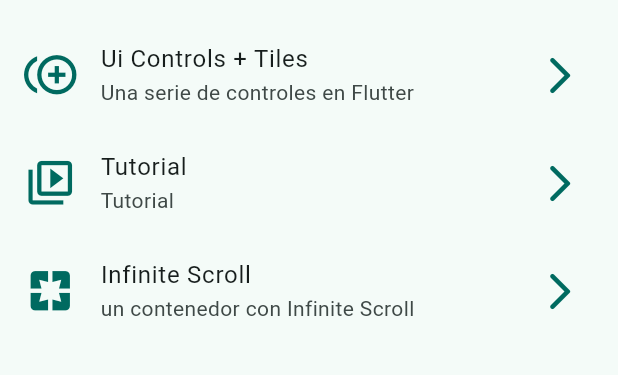
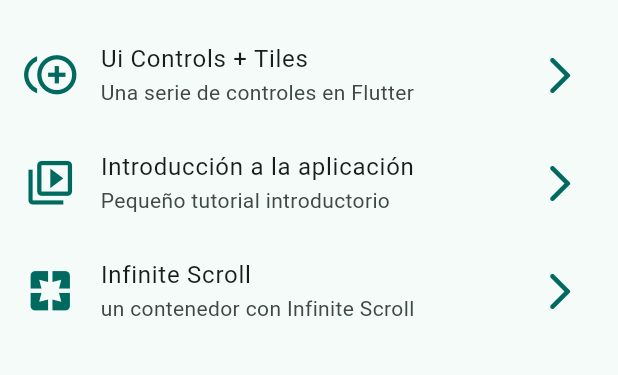
Before and after one commit to logojo/widget_app, a Flutter app: the screen it shows after launch, on a phone screen of 412 x 824 dp, the part 603-978 px from its top. Run offline on Flutter 3.47's test engine with Material 3 defaults, Android fonts, the phone set to English and light mode, and no system bars; our stand-ins replace go_router.

Commit message:
images add

```diff
--- a/lib/config/menu/menu_item.dart
+++ b/lib/config/menu/menu_item.dart
@@ -45,8 +45,8 @@ const appMenuItems = <MenuItem>[
       link: '/ui',
       icon: Icons.control_point_duplicate),
   MenuItem(
-      title: 'Tutorial',
-      subtitle: 'Tutorial',
+      title: 'Introducción a la aplicación',
+      subtitle: 'Pequeño tutorial introductorio',
       link: '/tutorial',
       icon: Icons.video_collection_outlined),
   MenuItem(
--- a/pubspec.yaml
+++ b/pubspec.yaml
@@ -18,3 +18,6 @@ dev_dependencies:
 
 flutter:
   uses-material-design: true
+
+assets:
+  - assets/images/
```
Also changed, not shown: assets/Images/1.png (added), assets/Images/2.png (added), assets/Images/3.png (added), assets/Images/jar-loading.gif (added).
